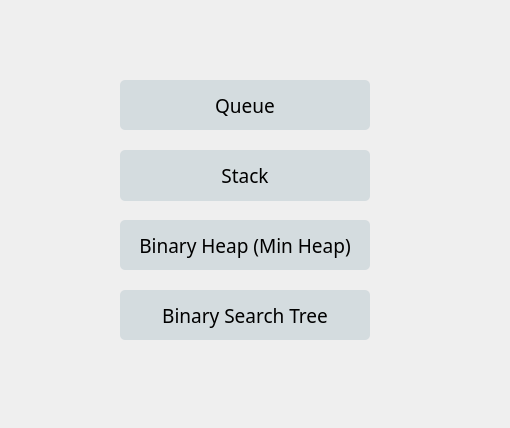
FOSSLGYS/DataVisualizer-Cpp, file DataVisualizer/mainwindow.ui: the form before one commit.
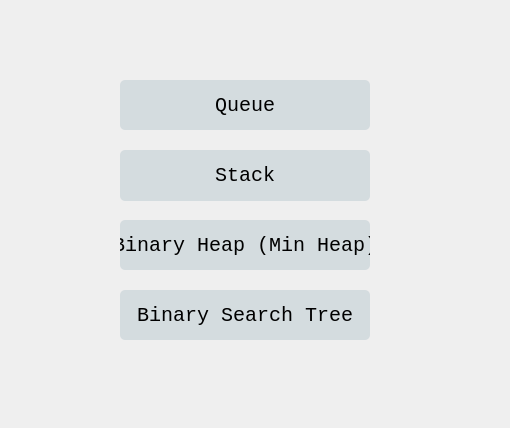
The form after the commit.

Commit message: minor font size increase 😅

Diff of the .ui file:
```diff
--- a/DataVisualizer/mainwindow.ui
+++ b/DataVisualizer/mainwindow.ui
@@ -440,8 +440,8 @@
     </property>
     <property name="font">
      <font>
-      <family>Hack</family>
-      <pointsize>14</pointsize>
+      <family>Consolas</family>
+      <pointsize>15</pointsize>
      </font>
     </property>
     <property name="autoFillBackground">
@@ -475,8 +475,8 @@
     </property>
     <property name="font">
      <font>
-      <family>Hack</family>
-      <pointsize>14</pointsize>
+      <family>Consolas</family>
+      <pointsize>15</pointsize>
      </font>
     </property>
     <property name="styleSheet">
@@ -507,8 +507,8 @@
     </property>
     <property name="font">
      <font>
-      <family>Hack</family>
-      <pointsize>14</pointsize>
+      <family>Consolas</family>
+      <pointsize>15</pointsize>
      </font>
     </property>
     <property name="styleSheet">
@@ -539,10 +539,8 @@
     </property>
     <property name="font">
      <font>
-      <family>Hack</family>
-      <pointsize>14</pointsize>
-      <weight>50</weight>
-      <bold>false</bold>
+      <family>Consolas</family>
+      <pointsize>15</pointsize>
      </font>
     </property>
     <property name="styleSheet">
```
